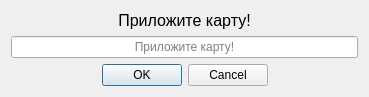
The window that Client/dialogs/WieagandReaderDialog.ui (Baxulio/Attraction) describes before a commit, drawn with Qt 5.
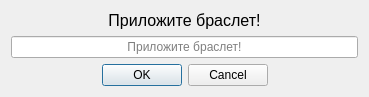
The same window after the commit.

Patch:
```diff
--- a/Client/dialogs/WieagandReaderDialog.ui
+++ b/Client/dialogs/WieagandReaderDialog.ui
@@ -17,7 +17,7 @@
    <item>
     <widget class="QLabel" name="label">
      <property name="text">
-      <string>&lt;html&gt;&lt;head/&gt;&lt;body&gt;&lt;p align=&quot;center&quot;&gt;&lt;span style=&quot; font-size:12pt;&quot;&gt;Приложите карту!&lt;/span&gt;&lt;/p&gt;&lt;/body&gt;&lt;/html&gt;</string>
+      <string>&lt;html&gt;&lt;head/&gt;&lt;body&gt;&lt;p align=&quot;center&quot;&gt;&lt;span style=&quot; font-size:12pt;&quot;&gt;Приложите браслет!&lt;/span&gt;&lt;/p&gt;&lt;/body&gt;&lt;/html&gt;</string>
      </property>
     </widget>
    </item>
@@ -27,7 +27,7 @@
       <set>Qt::AlignCenter</set>
      </property>
      <property name="placeholderText">
-      <string>Приложите карту!</string>
+      <string>Приложите браслет!</string>
      </property>
     </widget>
    </item>
```
